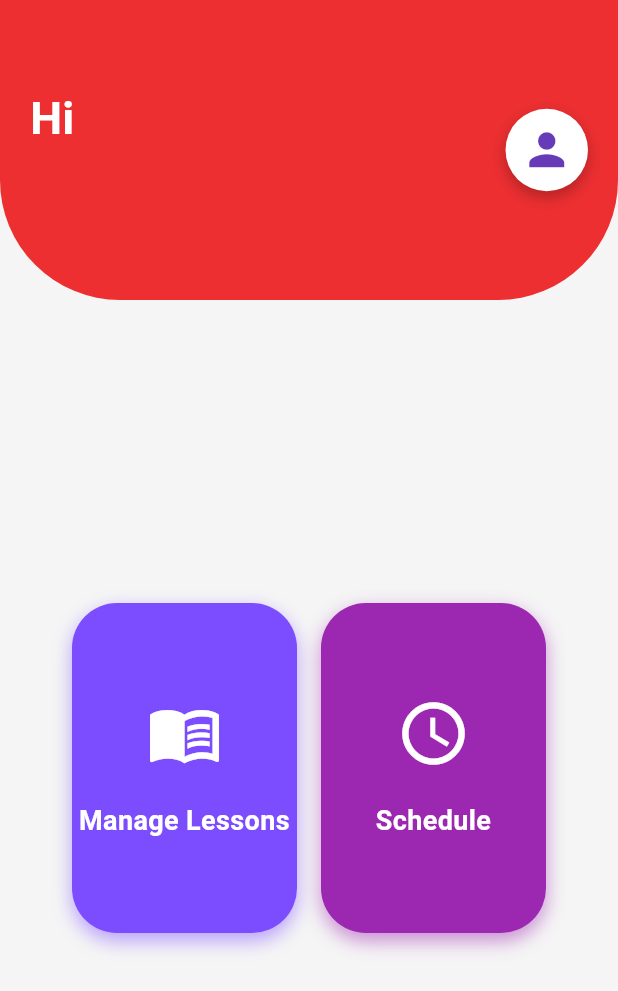
After one commit to Imran-Chowdhury/Data_Pollex, a Flutter app: the screen it shows once a user with an empty profile is signed in, on a phone screen of 412 x 824 dp. The commit adds this screen. Shown: the top 991 px of the screen. Run offline on Flutter 3.47's test engine with Material 3 defaults, Android fonts, the phone set to English and light mode, and no system bars; our stand-ins replace carousel_slider, cloud_firestore, equatable, firebase_auth, firebase_core, flutter_riverpod; accounts and stored records are empty.

Commit message:
Teacher dashboard screen  implemented

```diff
--- a/lib/main.dart
+++ b/lib/main.dart
@@ -1,4 +1,4 @@
-import 'package:data_pollex/src/features/auth/presentation/screens/signin_screen.dart';
+import 'package:data_pollex/src/features/teacher/dashboard/presentation/screens/teacher_dashboard_screen.dart';
 import 'package:firebase_core/firebase_core.dart';
 import 'package:flutter/material.dart';
 import 'package:flutter_riverpod/flutter_riverpod.dart';
@@ -32,6 +32,7 @@ class MyHomePage extends StatelessWidget {
 
   @override
   Widget build(BuildContext context) {
-    return const SignInScreen();
+    // return const SignInScreen();
+    return const TeacherDashboardScreen();
   }
 }
--- a/lib/src/features/auth/presentation/widget/signup_form.dart
+++ b/lib/src/features/auth/presentation/widget/signup_form.dart
@@ -30,6 +30,8 @@ class SignUpForm extends StatelessWidget {
     return Form(
       key: _formKey,
       child: Column(
+        mainAxisSize: MainAxisSize.min,
+        crossAxisAlignment: CrossAxisAlignment.start,
         children: [
           const Text(
             'SIGN UP',
--- /dev/null
+++ b/lib/src/features/teacher/dashboard/presentation/screens/teacher_dashboard_screen.dart
@@ -0,0 +1,110 @@
+import 'package:data_pollex/src/features/teacher/dashboard/presentation/widgets/dashboard_tile.dart';
+import 'package:flutter/material.dart';
+
+import '../../../../../widgets/dashboard_header.dart';
+
+class TeacherDashboardScreen extends StatelessWidget {
+  const TeacherDashboardScreen({super.key});
+
+  @override
+  Widget build(BuildContext context) {
+    return Scaffold(
+      backgroundColor: Colors.grey[100],
+      body: const Column(
+        children: [
+          // Header stays on top
+          Align(
+            alignment: Alignment.topCenter,
+            child: DashboardHeader(),
+          ),
+
+          // Expand remaining space for centering tiles
+          Expanded(
+            child: Center(
+              child: Row(
+                mainAxisAlignment: MainAxisAlignment.center,
+                children: const [
+                  TeacherDashboardTile(
+                    icon: Icons.menu_book,
+                    title: "Manage Lessons",
+                    color: Colors.deepPurpleAccent,
+                  ),
+                  SizedBox(width: 16), // spacing between tiles
+                  TeacherDashboardTile(
+                    icon: Icons.schedule,
+                    title: "Schedule",
+                    color: Colors.purple,
+                  ),
+                ],
+              ),
+            ),
+          ),
+        ],
+      ),
+    );
+  }
+}
+
+// class TeacherDashboardScreen extends StatelessWidget {
+//   const TeacherDashboardScreen({super.key});
+//
+//   @override
+//   Widget build(BuildContext context) {
+//     final size = MediaQuery.sizeOf(context);
+//     double width = size.width;
+//     double height = size.height;
+//     log('The width is $width');
+//     return Scaffold(
+//       backgroundColor: Colors.grey[100],
+//       body: Stack(
+//         children: [
+//           Align(
+//             alignment: Alignment.bottomCenter,
+//             child: FooterContainer(
+//               height: height,
+//             ),
+//           ),
+//           Padding(
+//             padding: const EdgeInsets.symmetric(horizontal: 20, vertical: 25),
+//             child: Column(
+//               crossAxisAlignment: CrossAxisAlignment.start,
+//               children: [
+//                 // const NameRow(),
+//                 const SizedBox(height: 40),
+//                 // Center the slider using Expanded + Center
+//                 width < 600
+//                     ? Expanded(
+//                         child: Center(
+//                           child: HorizontalProjectSlider(width: width),
+//                         ),
+//                       )
+//                     : Center(
+//                         child: Row(
+//                           mainAxisAlignment:
+//                               MainAxisAlignment.center, // Center horizontally
+//                           crossAxisAlignment:
+//                               CrossAxisAlignment.center, // Center vertically
+//                           children: [
+//                             TeacherDashboardTile(
+//                               icon: Icons.menu_book,
+//                               title: "Manage Lessons",
+//                               color: Colors.deepPurpleAccent,
+//                             ),
+//                             const SizedBox(
+//                                 width: 20), // Add spacing between tiles
+//                             TeacherDashboardTile(
+//                               icon: Icons.schedule,
+//                               title: "Schedule",
+//                               color: Colors.purple,
+//                             ),
+//                           ],
+//                         ),
+//                       ),
+//               ],
+//             ),
+//           ),
+//         ],
+//       ),
+//     );
+//   }
+// }
--- /dev/null
+++ b/lib/src/features/teacher/dashboard/presentation/widgets/dashboard_tile.dart
@@ -0,0 +1,49 @@
+import 'package:flutter/material.dart';
+
+class TeacherDashboardTile extends StatelessWidget {
+  const TeacherDashboardTile({
+    super.key,
+    required this.icon,
+    required this.title,
+    required this.color,
+  });
+
+  final IconData icon;
+  final String title;
+  final Color color;
+
+  @override
+  Widget build(BuildContext context) {
+    return Container(
+      height: 220,
+      width: 150,
+      decoration: BoxDecoration(
+        color: color,
+        borderRadius: BorderRadius.circular(30),
+        boxShadow: [
+          BoxShadow(
+            color: color.withOpacity(0.5),
+            blurRadius: 10,
+            offset: const Offset(0, 5),
+          ),
+        ],
+      ),
+      child: Column(
+        mainAxisAlignment: MainAxisAlignment.center,
+        children: [
+          Icon(icon, size: 50, color: Colors.white),
+          const SizedBox(height: 20),
+          Text(
+            title,
+            textAlign: TextAlign.center,
+            style: const TextStyle(
+              color: Colors.white,
+              fontSize: 18,
+              fontWeight: FontWeight.bold,
+            ),
+          ),
+        ],
+      ),
+    );
+  }
+}
--- /dev/null
+++ b/lib/src/features/teacher/dashboard/presentation/widgets/name_row.dart
@@ -0,0 +1,65 @@
+import 'package:flutter/material.dart';
+import 'package:flutter_riverpod/flutter_riverpod.dart';
+
+import '../../../../auth/presentation/providers/auth_providers.dart';
+
+class NameRow extends ConsumerWidget {
+  const NameRow({
+    super.key,
+  });
+
+  @override
+  Widget build(BuildContext context, WidgetRef ref) {
+    final authState = ref.watch(authViewModelProvider).user;
+
+    return Padding(
+      padding: const EdgeInsets.all(20.0),
+      child: Row(
+        mainAxisAlignment: MainAxisAlignment.spaceBetween,
+        children: [
+          Column(
+            crossAxisAlignment: CrossAxisAlignment.start,
+            mainAxisAlignment: MainAxisAlignment.center,
+            children: [
+              const Text(
+                'Hi',
+                style: TextStyle(
+                  fontSize: 30,
+                  color: Colors.white,
+                  fontWeight: FontWeight.bold,
+                ),
+              ),
+              Text(
+                authState!.name,
+                style: const TextStyle(
+                  // color: Colors.,
+                  fontSize: 30,
+                  fontWeight: FontWeight.bold,
+                ),
+              ),
+            ],
+          ),
+          Container(
+            decoration: const BoxDecoration(
+              color: Colors.white,
+              shape: BoxShape.circle,
+              boxShadow: [
+                BoxShadow(
+                  color: Colors.black26,
+                  blurRadius: 8,
+                  offset: Offset(0, 4),
+                ),
+              ],
+            ),
+            padding: const EdgeInsets.all(10),
+            child: const Icon(
+              Icons.person,
+              size: 35,
+              color: Colors.deepPurple,
+            ),
+          )
+        ],
+      ),
+    );
+  }
+}
--- /dev/null
+++ b/lib/src/widgets/dashboard_header.dart
@@ -0,0 +1,32 @@
+import 'package:data_pollex/src/features/teacher/dashboard/presentation/widgets/name_row.dart';
+import 'package:flutter/material.dart';
+
+class DashboardHeader extends StatelessWidget {
+  const DashboardHeader({
+    super.key,
+    // required this.height,
+  });
+
+  // final double height;
+
+  @override
+  Widget build(BuildContext context) {
+    final size = MediaQuery.sizeOf(context);
+    double height = size.height;
+
+    return Container(
+      width: double.infinity,
+      height: height > 600 ? 200 : 150,
+      decoration: const BoxDecoration(
+        color: Color(0xFFed2f31), // branded red
+        borderRadius: BorderRadius.only(
+          bottomRight: Radius.circular(80),
+          bottomLeft: Radius.circular(80),
+        ),
+      ),
+      child: const Center(
+        child: NameRow(),
+      ),
+    );
+  }
+}
--- a/pubspec.yaml
+++ b/pubspec.yaml
@@ -42,6 +42,7 @@ dependencies:
   syncfusion_flutter_calendar: ^27.1.55
   shared_preferences: ^2.2.2
   equatable: ^2.0.7
+  carousel_slider: ^5.1.1
 
 dev_dependencies:
   flutter_test:
```
Also changed, not shown: analysis_options.yaml (+7 -0 lines), lib/src/features/auth/presentation/screens/signin_screen.dart (+43 -51 lines), lib/src/features/auth/presentation/screens/signup_screen.dart (+22 -22 lines), lib/src/features/auth/presentation/widget/signin_form.dart (added, +48 -0 lines), lib/src/features/student/dashboard/presentation/screens/student_dashboard_screen.dart (added, +15 -0 lines), lib/src/features/teacher/dashboard/presentation/widgets/custom_horizontal_slider.dart (added, +53 -0 lines), lib/src/features/student/dashboard/data/datasource/data_source.dart (added), lib/src/features/student/dashboard/data/repository/auth_repository_impl.dart (added), lib/src/features/student/dashboard/domain/repository/auth_repository.dart (added), lib/src/features/teacher/dashboard/data/datasource/data_source.dart (added), lib/src/features/teacher/dashboard/data/repository/auth_repository_impl.dart (added), lib/src/features/teacher/dashboard/domain/repository/auth_repository.dart (added), pubspec.lock.
